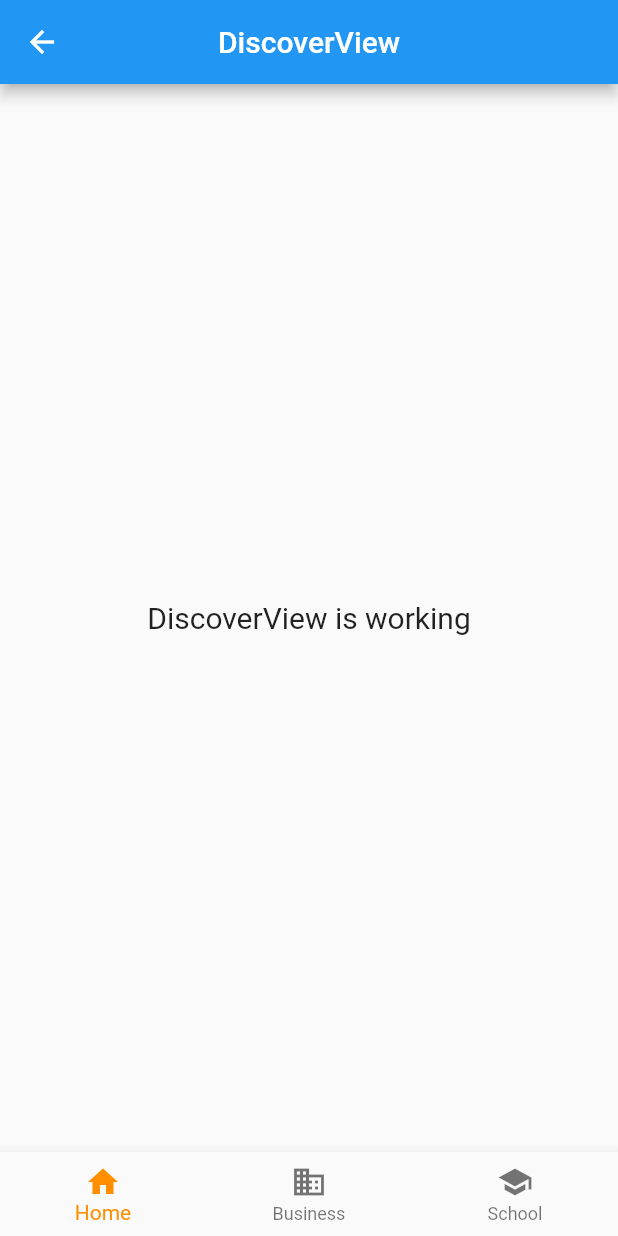
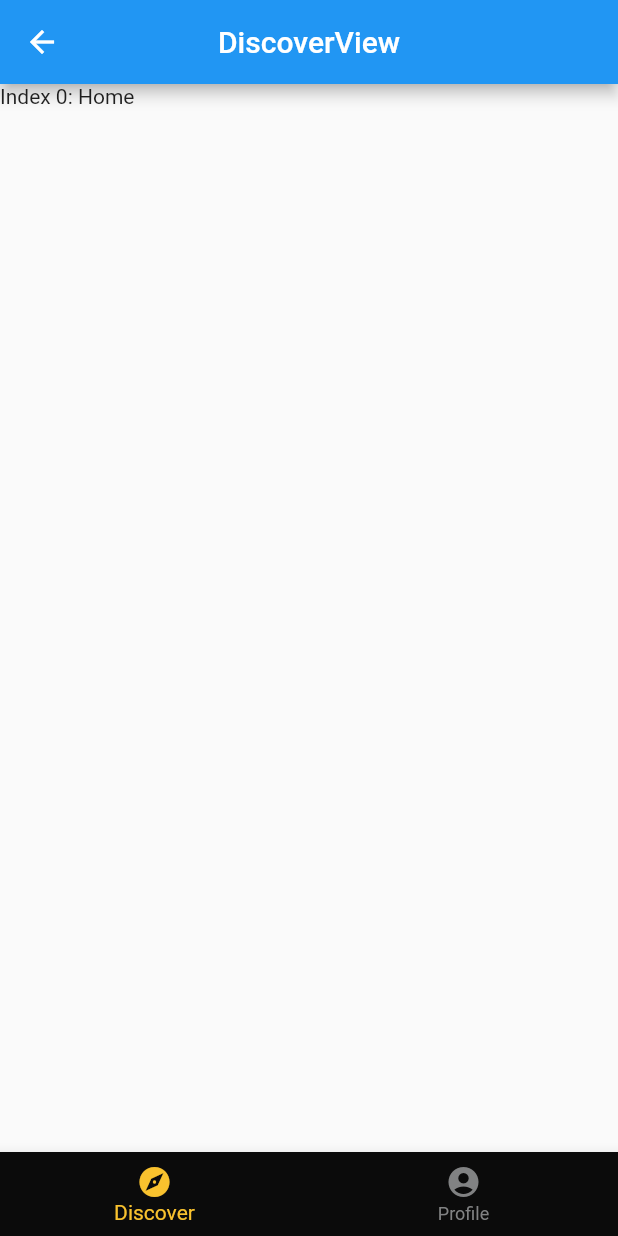
Before and after one commit to hebaea/OpenMovie, a Flutter app: the DiscoverView screen opened by its route, on a phone screen of 412 x 824 dp. Run offline on Flutter 3.47's test engine with Material 2 defaults, Android fonts, the phone set to English and light mode, and no system bars; our stand-ins replace get.

Commit message:
mob next [ci-skip] [ci skip] [skip ci]
lastFile:lib/app/modules/discover/views/discover_view.dart

```diff
--- a/lib/app/modules/discover/controllers/discover_controller.dart
+++ b/lib/app/modules/discover/controllers/discover_controller.dart
@@ -5,7 +5,7 @@ class DiscoverController extends GetxController {
 
   var selectedIndex = 0.obs;
 
-  void onItemTapped(var index) {
+  void onItemTapped(int index) {
     selectedIndex.value = index;
   }
 
--- a/lib/app/modules/discover/views/discover_view.dart
+++ b/lib/app/modules/discover/views/discover_view.dart
@@ -1,41 +1,66 @@
 import 'package:flutter/material.dart';
 
 import 'package:get/get.dart';
+import 'package:open_movie/colors/app_colors.dart';
 
 import '../controllers/discover_controller.dart';
 
 class DiscoverView extends GetView<DiscoverController> {
+  static const List<Widget> _widgetOptions = <Widget>[
+    Text(
+      'Index 0: Home',
+    ),
+    Text(
+      'Index 1: Business',
+    ),
+  ];
+
   @override
   Widget build(BuildContext context) {
     return Scaffold(
-      bottomNavigationBar: BottomNavigationBar(
+      bottomNavigationBar: Obx(
+        () => BottomNavigationBar(
+          backgroundColor: AppColors.background,
           items: const <BottomNavigationBarItem>[
             BottomNavigationBarItem(
-            icon: Icon(Icons.home),
-            label: 'Home',
+              icon: Icon(Icons.explore),
+              label: 'Discover',
             ),
             BottomNavigationBarItem(
-            icon: Icon(Icons.business),
-            label: 'Business',
-          ),
-          BottomNavigationBarItem(
-            icon: Icon(Icons.school),
-            label: 'School',
+              icon: Icon(Icons.account_circle),
+              label: 'Profile',
             ),
           ],
-        currentIndex: controller.selectedIndex.toInt(),
-        selectedItemColor: Colors.amber[800],
-        onTap: controller.onItemTapped(),
+          currentIndex: controller.selectedIndex.value,
+          selectedItemColor: AppColors.primary,
+          unselectedItemColor: AppColors.bottomBarUnselectedTab,
+          onTap: controller.onItemTapped,
+        ),
       ),
       appBar: AppBar(
         title: Text('DiscoverView'),
         centerTitle: true,
       ),
-      body: Center(
-        child: Text(
-          'DiscoverView is working',
-          style: TextStyle(fontSize: 20),
+      body: SafeArea(
+        child: IndexedStack(
+          index: controller.selectedIndex.value,
+          children: [
+            Text(
+              'Index 0: Home',
             ),
+            Text(
+              'Index 1: Business',
+            ),
+          ],
+        ),
+        // Center(
+        //   //_widgetOptions.elementAt(_selectedIndex),
+        //   child: _widgetOptions.elementAt(controller.selectedIndex.value),
+        //   // child: Text(
+        //   //   'DiscoverView is working',
+        //   //   style: TextStyle(fontSize: 20),
+        //   // ),
+        // ),
       ),
     );
   }
--- a/lib/colors/app_colors.dart
+++ b/lib/colors/app_colors.dart
@@ -5,6 +5,7 @@ class AppColors {
   //General
   static const Color primary = Color(0xffF9C22E);
   static Color primary20 = Color(0xff44391C);
+  static const bottomBarUnselectedTab = Color(0xff818283);
 
   //Layers
   static const Color background = Color(0xff0B0B0B);
```
Lines whose indentation alone changed are shown as unchanged.
